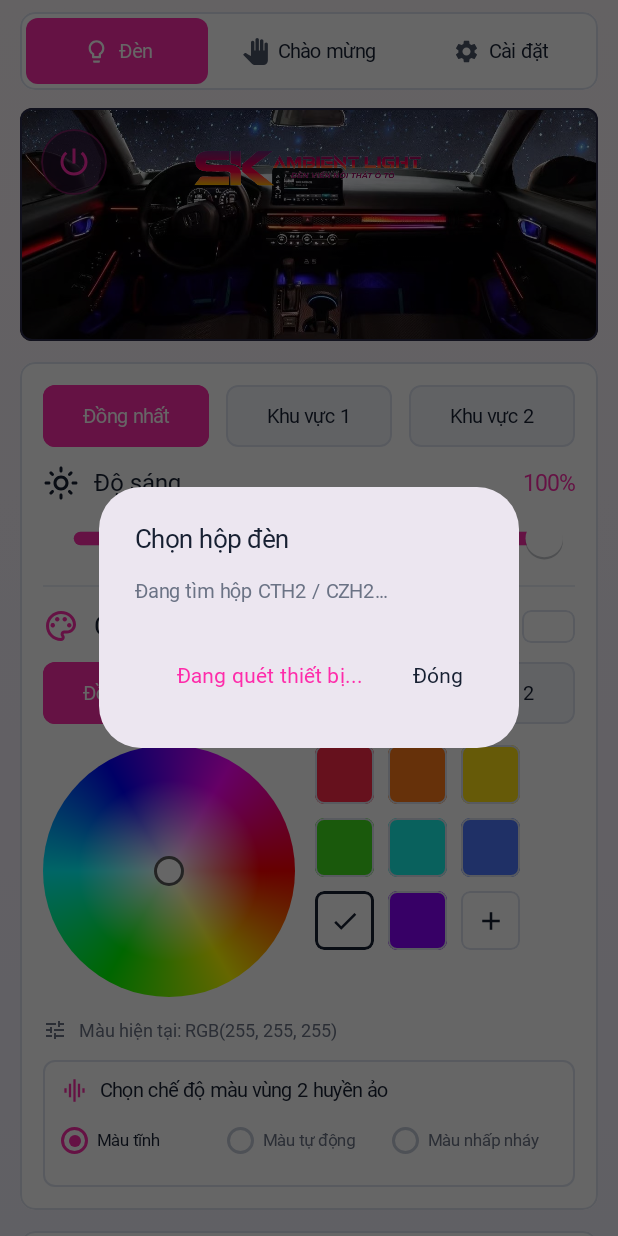
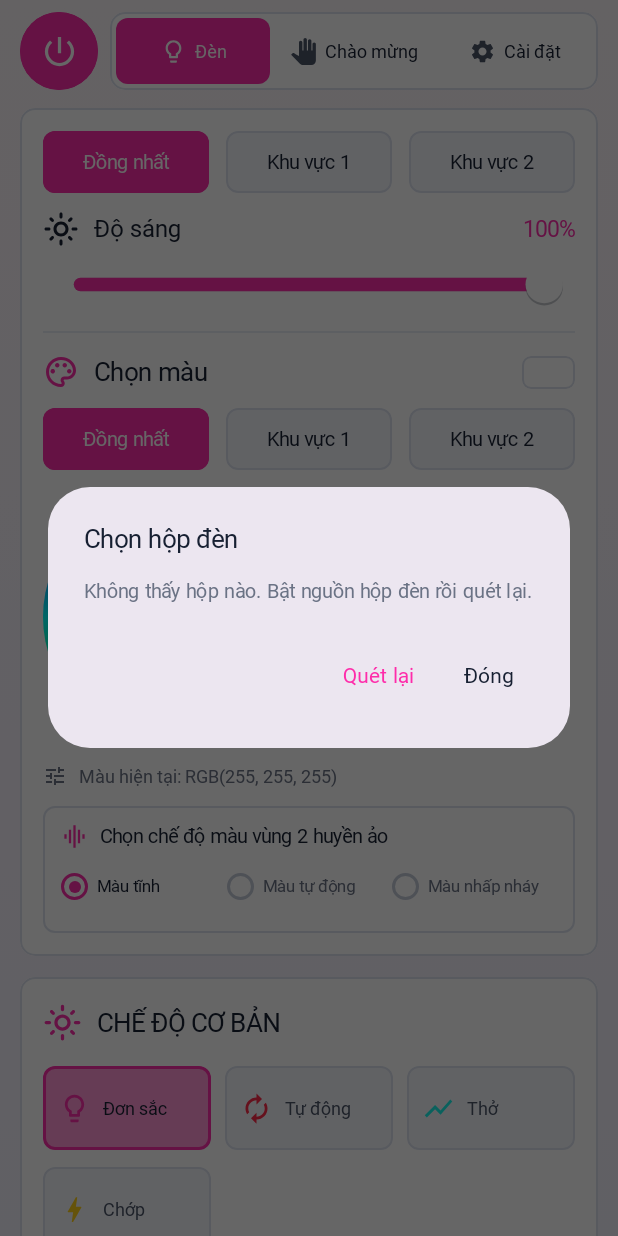
Before and after one commit to langtucute9x-create/sk-link-android, an Android app built with Jetpack Compose: the composable Root shown on its own in the app's theme, on a phone screen of 412 x 824 dp. Run offline under Robolectric (Android 15) with nearby library versions, the phone set to English and light mode, and no system bars; Roboto replaces fonts that are not available here.

Commit message:
0.2.4: nut bat/tat nam cung hang menu tren cung; bo anh noi that xe
Co-Authored-By: Claude Fable 5.2 <noreply@anthropic.com>
Claude-Session: https://claude.ai/code/session_01Xv1EUJGw2P59qFQqeVhDVH

```diff
--- a/app/build.gradle.kts
+++ b/app/build.gradle.kts
@@ -12,8 +12,8 @@ android {
         applicationId = "vn.sklight.app"
         minSdk = 26
         targetSdk = 34
-        versionCode = 5
-        versionName = "0.2.3"
+        versionCode = 6
+        versionName = "0.2.4"
     }
 
     // Co khoa rieng (GitHub Secrets) thi ky bang khoa do, khong thi dung khoa debug.
--- a/app/src/main/java/vn/sklight/app/MainActivity.kt
+++ b/app/src/main/java/vn/sklight/app/MainActivity.kt
@@ -80,13 +80,17 @@ fun Root() {
 
     Column(Modifier.fillMaxSize().background(Brush.verticalGradient(listOf(Color(0xFFFCF5F9), Color(0xFFF2F0FB)))).systemBarsPadding()) {
         // menu cố định trên cùng, nội dung cuộn bên dưới
-        Box(Modifier.padding(start = 13.dp, end = 13.dp, top = 8.dp, bottom = 8.dp)) { Tabs(tab) { tab = it } }
+        Row(Modifier.padding(start = 13.dp, end = 13.dp, top = 8.dp, bottom = 8.dp), verticalAlignment = Alignment.CenterVertically) {
+            PowerBtn()
+            Spacer(Modifier.width(8.dp))
+            Tabs(tab, Modifier.weight(1f)) { tab = it }
+        }
         Column(
             Modifier.weight(1f).verticalScroll(rememberScrollState()).padding(start = 13.dp, end = 13.dp, top = 4.dp, bottom = 24.dp),
             verticalArrangement = Arrangement.spacedBy(14.dp)
         ) {
             when (tab) {
-                0 -> { Hero(); LedPage() }
+                0 -> LedPage()
                 1 -> WelcomePage()
                 else -> SettingsPage { S.ble.scan(); pickDev = true }
             }
@@ -108,23 +112,20 @@ fun StatusRow(onPick: () -> Unit) {
 }
 
 @Composable
-fun Hero() {
-    Box(Modifier.fillMaxWidth().height(155.dp).clip(RoundedCornerShape(8.dp)).border(1.dp, Color(0xFF2A2A4A), RoundedCornerShape(8.dp))) {
-        Image(painterResource(R.drawable.sk_hero), "Nội thất xe với đèn viền", contentScale = ContentScale.Crop, modifier = Modifier.fillMaxSize().alpha(if (S.on.value) 1f else 0.4f))
-        Image(painterResource(R.drawable.sk_logo), "SK Ambient Light", contentScale = ContentScale.Fit, modifier = Modifier.align(Alignment.TopCenter).padding(top = 18.dp).size(170.dp, 42.dp))
-        Box(
-            Modifier.padding(14.dp).size(44.dp).clip(CircleShape).background(Color(0xB8281030)).border(1.dp, Color(0x59FE2CAA), CircleShape).clickable { S.setPower(!S.on.value) },
-            contentAlignment = Alignment.Center
-        ) { Icon(Icons.Filled.PowerSettingsNew, "Bật hoặc tắt đèn", tint = Pink, modifier = Modifier.size(24.dp)) }
-    }
+fun PowerBtn() {
+    val on = S.on.value
+    Box(
+        Modifier.size(52.dp).clip(CircleShape).background(if (on) Pink else Color.White).border(1.dp, if (on) Pink else Bd, CircleShape).clickable { S.setPower(!on) },
+        contentAlignment = Alignment.Center
+    ) { Icon(Icons.Filled.PowerSettingsNew, if (on) "Tắt đèn" else "Bật đèn", tint = if (on) Color.White else Grey, modifier = Modifier.size(26.dp)) }
 }
 
 @Composable
-fun Tabs(sel: Int, onPick: (Int) -> Unit) {
+fun Tabs(sel: Int, modifier: Modifier = Modifier, onPick: (Int) -> Unit) {
     val items = listOf("Đèn" to Icons.Outlined.Lightbulb, "Chào mừng" to Icons.Filled.PanTool, "Cài đặt" to Icons.Filled.Settings)
     Row(
-        Modifier.fillMaxWidth().clip(RoundedCornerShape(10.dp)).background(Color.White).border(1.dp, Bd, RoundedCornerShape(10.dp)).padding(4.dp),
-        horizontalArrangement = Arrangement.spacedBy(6.dp)
+        modifier.clip(RoundedCornerShape(10.dp)).background(Color.White).border(1.dp, Bd, RoundedCornerShape(10.dp)).padding(4.dp),
+        horizontalArrangement = Arrangement.spacedBy(4.dp)
     ) {
         items.forEachIndexed { i, (label, icon) ->
             val on = sel == i
@@ -133,8 +134,8 @@ fun Tabs(sel: Int, onPick: (Int) -> Unit) {
                 verticalAlignment = Alignment.CenterVertically, horizontalArrangement = Arrangement.Center
             ) {
                 Icon(icon, null, tint = if (on) Color.White else SubTxt, modifier = Modifier.size(18.dp))
-                Spacer(Modifier.width(6.dp))
-                T(label, 13, if (on) FontWeight.Bold else FontWeight.SemiBold, if (on) Color.White else Txt)
+                Spacer(Modifier.width(5.dp))
+                T(label, 12, if (on) FontWeight.Bold else FontWeight.SemiBold, if (on) Color.White else Txt)
             }
         }
     }
@@ -502,7 +503,7 @@ fun SettingsPage(onPick: () -> Unit) {
         Feature(Icons.Filled.Language, "Cài đặt ngôn ngữ", "Thay đổi ngôn ngữ", later)
         Feature(Icons.Filled.Build, "Cài đặt nhà máy", "Cài đặt nâng cao như loại xe, chức năng gốc xe, chẩn đoán", later)
     }
-    T("SK Light 0.2.3", 12, color = Grey, modifier = Modifier.fillMaxWidth(), align = TextAlign.Center)
+    T("SK Light 0.2.4", 12, color = Grey, modifier = Modifier.fillMaxWidth(), align = TextAlign.Center)
 }
 
 @Composable
```
Also changed, not shown: app/src/main/res/drawable-nodpi/sk_hero.jpg (deleted), app/src/main/res/drawable-nodpi/sk_logo.png (deleted).
